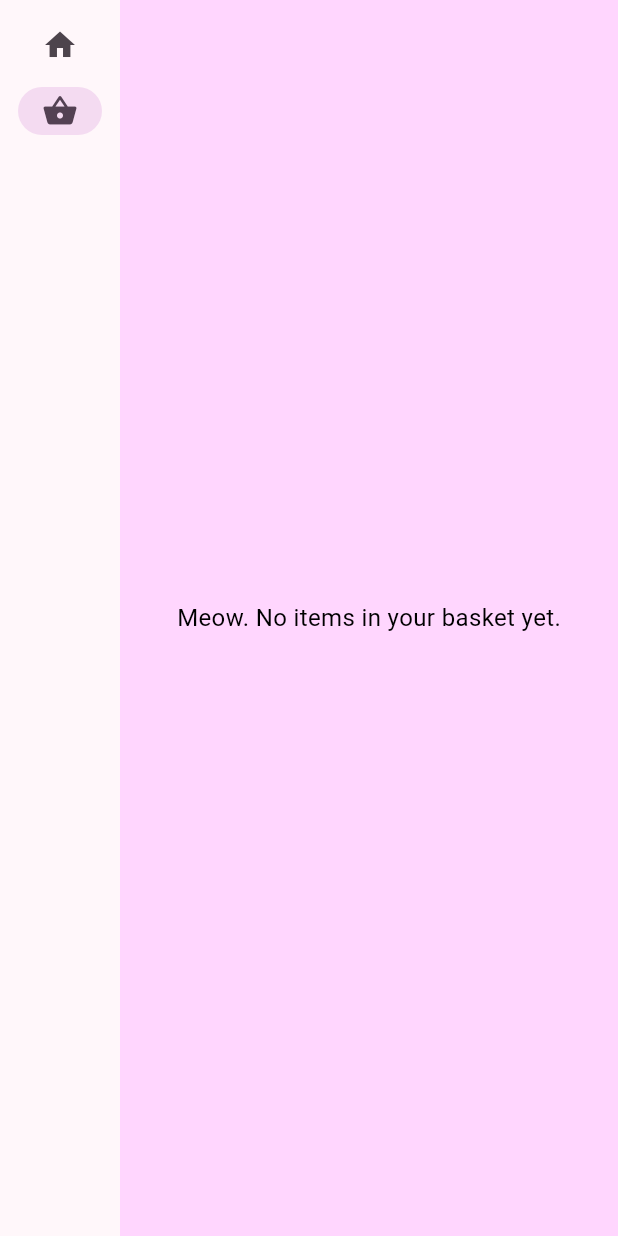
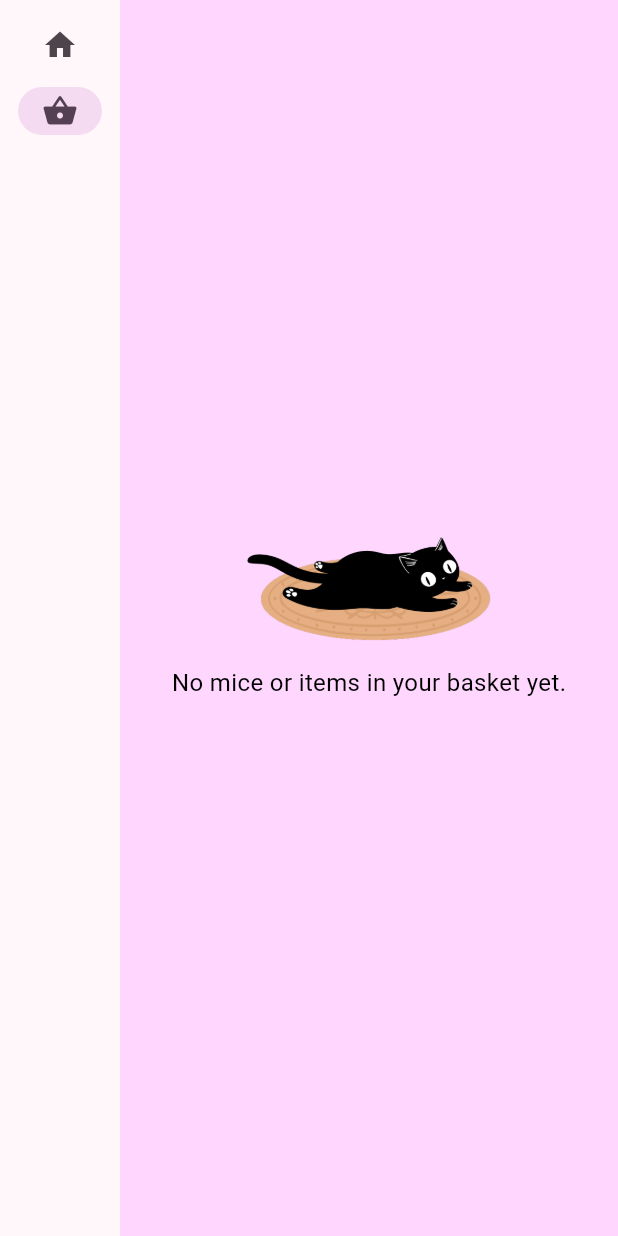
Before and after one commit to ElliotWood13/paw, a Flutter app: the screen it shows after launch, after a tap on "Basket", on a phone screen of 412 x 824 dp. Run offline on Flutter 3.47's test engine with Material 3 defaults, Android fonts, the light colour scheme and no system bars.

Commit message:
End of POC features. Add basket page + add on items

```diff
--- a/lib/basket_page.dart
+++ b/lib/basket_page.dart
@@ -1,8 +1,36 @@
 import 'package:flutter/material.dart';
 import 'package:provider/provider.dart';
-import 'state/my_app_state.dart';
+import 'package:paw/state/my_app_state.dart';
+import 'package:paw/components/elevated_button.dart';
+import 'package:paw/components/checkbox.dart';
 
-class BasketPage extends StatelessWidget {
+class BasketPage extends StatefulWidget {
+  @override
+  BasketPageState createState() => BasketPageState();
+}
+
+class BasketPageState extends State<BasketPage> {
+  int orderTotal = 85;
+  bool isChecked = false;
+
+  void toggleExtras(bool? value, int amount) {
+    print('$value, $amount');
+    if (value == null) return;
+
+    setState(() {
+      isChecked = value;
+      if (isChecked) {
+        setState(() {
+          orderTotal += amount;
+        });
+      } else {
+        setState(() {
+          orderTotal -= amount;
+        });
+      }
+    });
+  }
+
   @override
   Widget build(BuildContext context) {
     var appState = context.watch<MyAppState>();
@@ -10,23 +38,124 @@ class BasketPage extends StatelessWidget {
 
     if (appState.basket.isEmpty) {
       return Center(
-        child: Text('Meow. No items in your basket yet.'),
+        child: Column(
+          mainAxisSize: MainAxisSize.min,
+          children: [
+            Image.asset(
+              'assets/cat_avatar_basket.png',
+              width: 250.0,
+              height: 70.0,
+            ),
+            SizedBox(
+                height: 16), // Add some spacing between the image and the text
+            Text('No mice or items in your basket yet.'),
+          ],
+        ),
       );
     }
 
-    return ListView(
+    return Center(
+        child: Column(
+      mainAxisAlignment: MainAxisAlignment.center,
       children: [
+        Image.asset(
+          'assets/cat_avatar_basket.png',
+          width: 250.0,
+          height: 70.0,
+        ),
         Padding(
-          padding: const EdgeInsets.all(20),
+          padding: const EdgeInsets.only(top: 24),
+          child: SizedBox(
+            width: 250,
+            child: Text('Your Basket..',
+                textAlign: TextAlign.center,
+                style: Theme.of(context)
+                    .textTheme
+                    .headlineLarge
+                    ?.copyWith(fontWeight: FontWeight.bold)),
+          ),
+        ),
+        Padding(
+          padding: const EdgeInsets.only(bottom: 20),
           child: Text('You have '
-              '$basketLength item${basketLength > 1 ? 's' : ''} in your basket:'),
+              '$basketLength item${basketLength > 1 ? 's' : ''} in your basket.'),
         ),
         for (var item in appState.basket)
-          ListTile(
-            leading: Icon(Icons.favorite),
-            title: Text(item),
+          Container(
+            padding: EdgeInsets.all(16),
+            constraints: BoxConstraints(maxWidth: 350),
+            decoration: BoxDecoration(
+              color: Colors.white,
+              borderRadius: BorderRadius.circular(24),
+              border: Border.all(color: Colors.black, width: 1),
+            ),
+            child: Column(
+              crossAxisAlignment: CrossAxisAlignment.start,
+              children: [
+                Row(
+                  crossAxisAlignment: CrossAxisAlignment.start,
+                  children: [
+                    Column(
+                      crossAxisAlignment: CrossAxisAlignment.start,
+                      children: [
+                        Text(
+                          'Product:',
+                          style:
+                              Theme.of(context).textTheme.bodyLarge?.copyWith(
+                                    fontWeight: FontWeight.bold,
+                                  ),
+                        ),
+                        SizedBox(height: 8),
+                        Text(
+                          'Amount:',
+                          style:
+                              Theme.of(context).textTheme.bodyLarge?.copyWith(
+                                    fontWeight: FontWeight.bold,
+                                  ),
+                        ),
+                      ],
+                    ),
+                    SizedBox(width: 20),
+                    Column(
+                      crossAxisAlignment: CrossAxisAlignment.start,
+                      children: [
+                        Text(
+                          'Cat Insurance',
+                          style: Theme.of(context).textTheme.bodyLarge,
+                        ),
+                        SizedBox(height: 8),
+                        Text(
+                          '\$$item.00',
+                          style: Theme.of(context).textTheme.bodyLarge,
+                        ),
+                      ],
+                    ),
+                  ],
+                ),
+              ],
+            ),
           ),
+        SizedBox(height: 10),
+        Text(
+          'Insurance quotes are finalised within checkout',
+          style: Theme.of(context).textTheme.bodySmall,
+        ),
+        SizedBox(height: 20),
+        CustomCheckbox(
+            value: isChecked,
+            onChanged: (bool? value) => toggleExtras(value, 5),
+            label: 'Add a premium cat collar? Only \$5.00'),
+        SizedBox(height: 20),
+        Text('Total: \$$orderTotal.00',
+            textAlign: TextAlign.center,
+            style: Theme.of(context)
+                .textTheme
+                .headlineSmall
+                ?.copyWith(fontWeight: FontWeight.bold)),
+        SizedBox(height: 50),
+        CustomElevatedButton(
+            text: 'Continue to checkout', onPressed: () => null)
       ],
-    );
+    ));
   }
 }
--- /dev/null
+++ b/lib/components/checkbox.dart
@@ -0,0 +1,46 @@
+import 'package:flutter/material.dart';
+
+class CustomCheckbox extends StatelessWidget {
+  final bool value;
+  final ValueChanged<bool?> onChanged;
+  final String label;
+  const CustomCheckbox({
+    Key? key,
+    required this.value,
+    required this.onChanged,
+    required this.label,
+  }) : super(key: key);
+
+  @override
+  Widget build(BuildContext context) {
+    return GestureDetector(
+      onTap: () {
+        onChanged(!value);
+      },
+      child: Container(
+        padding: EdgeInsets.symmetric(horizontal: 8, vertical: 4),
+        decoration: BoxDecoration(
+          color: Colors.white,
+          borderRadius: BorderRadius.circular(24),
+          border: Border.all(color: Colors.black, width: 1),
+        ),
+        child: Row(
+          mainAxisSize: MainAxisSize.min,
+          children: [
+            Checkbox(
+              value: value,
+              onChanged: onChanged,
+              activeColor: Color.fromRGBO(177, 255, 158, 1),
+              checkColor: Colors.black,
+            ),
+            SizedBox(width: 8),
+            Text(
+              label,
+              style: Theme.of(context).textTheme.bodyLarge,
+            ),
+          ],
+        ),
+      ),
+    );
+  }
+}
--- a/lib/components/elevated_button.dart
+++ b/lib/components/elevated_button.dart
@@ -34,10 +34,10 @@ class CustomElevatedButton extends StatelessWidget {
           decoration: BoxDecoration(
             boxShadow: [
               BoxShadow(
-                color: Colors.black,
-                offset: Offset(2, 3),
+                color: disabled == false ? Colors.black : Colors.grey.shade700,
+                offset: Offset(2, 2),
                 blurRadius: 0,
-                spreadRadius: 1,
+                spreadRadius: 0,
               ),
             ],
             borderRadius: BorderRadius.circular(20),
@@ -45,17 +45,19 @@ class CustomElevatedButton extends StatelessWidget {
           child: ElevatedButton(
             onPressed: onPressed,
             style: ButtonStyle(
-              backgroundColor: disabled == false
-                  ? WidgetStateProperty.all(Color.fromRGBO(177, 255, 158, 1))
-                  : WidgetStateProperty.all(Color.fromRGBO(217, 247, 205, 1)),
-              foregroundColor: disabled == false
-                  ? WidgetStateProperty.all(Colors.black)
-                  : WidgetStateProperty.all(Colors.grey[700]),
+              backgroundColor: WidgetStateProperty.all(disabled == false
+                  ? Color.fromRGBO(177, 255, 158, 1)
+                  : Color.fromRGBO(228, 239, 224, 1)),
+              foregroundColor: WidgetStateProperty.all(
+                  disabled == false ? Colors.black : Colors.grey[700]),
               padding: WidgetStateProperty.all(
                   EdgeInsets.symmetric(vertical: 16, horizontal: 32)),
               shape: WidgetStateProperty.all(RoundedRectangleBorder(
                 borderRadius: BorderRadius.circular(20),
-                side: BorderSide(color: Colors.black),
+                side: BorderSide(
+                    color:
+                        disabled == false ? Colors.black : Colors.grey.shade700,
+                    width: 3),
               )),
               elevation: WidgetStateProperty.all(0),
             ),
--- a/lib/estimate_page.dart
+++ b/lib/estimate_page.dart
@@ -55,10 +55,10 @@ class EstimatePageState extends State<EstimatePage> {
               key: _formKey,
               onChanged: _validateForm(),
               child: Container(
-                padding: EdgeInsets.fromLTRB(16, 24, 16, 24),
+                padding: EdgeInsets.fromLTRB(16, 32, 16, 32),
                 decoration: BoxDecoration(
                     color: Colors.white,
-                    borderRadius: BorderRadius.circular(20),
+                    borderRadius: BorderRadius.circular(48),
                     border: Border.all(color: Colors.black, width: 1)),
                 margin: EdgeInsets.only(bottom: 20),
                 child: Column(
@@ -98,7 +98,13 @@ class EstimatePageState extends State<EstimatePage> {
                                 style: Theme.of(context)
                                     .textTheme
                                     .bodyLarge
-                                    ?.copyWith(fontWeight: FontWeight.bold))),
+                                    ?.copyWith(
+                                      fontWeight: FontWeight.bold,
+                                      decoration: TextDecoration.underline,
+                                      decorationColor:
+                                          Theme.of(context).primaryColor,
+                                      decorationThickness: 2,
+                                    ))),
                         Text('to insure your cat!',
                             style: Theme.of(context).textTheme.bodySmall),
                       ])
--- a/pubspec.yaml
+++ b/pubspec.yaml
@@ -26,3 +26,4 @@ flutter:
   assets:
     - assets/cat_avatar.png
     - assets/cat_avatar_quote.png
+    - assets/cat_avatar_basket.png
```
Also changed, not shown: assets/cat_avatar_basket.png (added).
